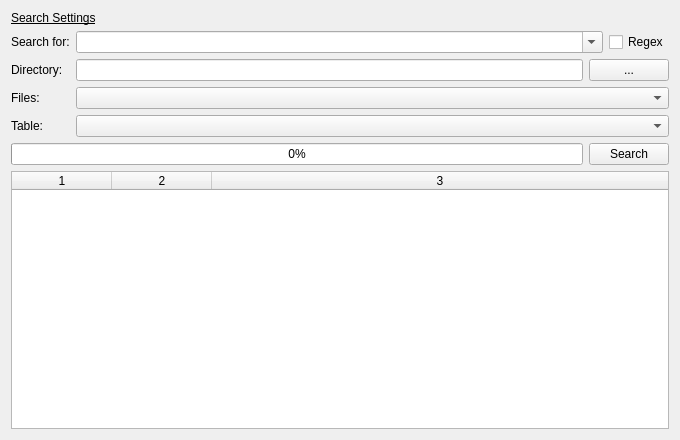
Before: the Qt Designer form Resources/Forms/searchdlg.ui in Ich73/BinJEditor, drawn with Qt 5.
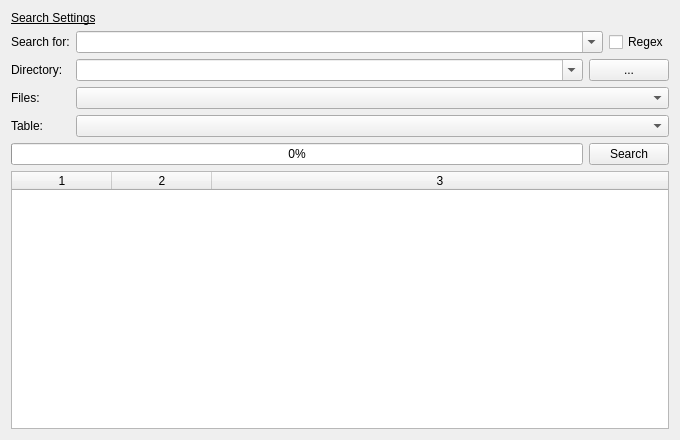
After: the same form once the commit is applied.

Commit message: major changes add support for installed program change edit behaviour add icons add new menu options

What changed in the file:
```diff
--- a/Resources/Forms/searchdlg.ui
+++ b/Resources/Forms/searchdlg.ui
@@ -89,7 +89,20 @@
        <item row="2" column="1">
         <layout class="QHBoxLayout" name="horizontalLayout_4">
          <item>
-          <widget class="QLineEdit" name="editDirectory"/>
+          <widget class="QComboBox" name="cbDirectory">
+           <property name="sizePolicy">
+            <sizepolicy hsizetype="Expanding" vsizetype="Fixed">
+             <horstretch>0</horstretch>
+             <verstretch>0</verstretch>
+            </sizepolicy>
+           </property>
+           <property name="editable">
+            <bool>true</bool>
+           </property>
+           <property name="insertPolicy">
+            <enum>QComboBox::NoInsert</enum>
+           </property>
+          </widget>
          </item>
          <item>
           <widget class="QPushButton" name="buttonChooseDirectory">
```
The commit also changes 7 other files.
